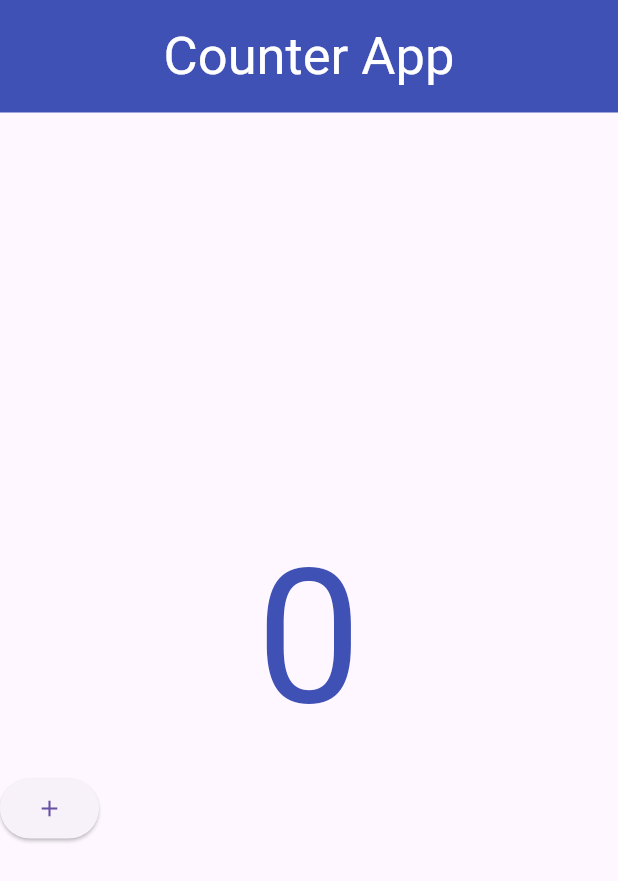
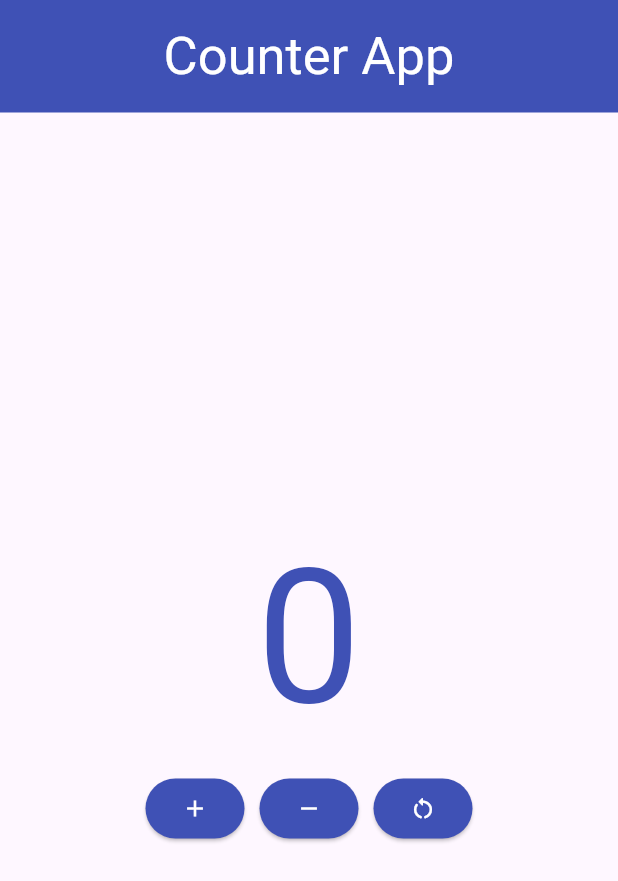
Before and after one commit to abscertainty/counter-app, a Flutter app: the screen it shows after launch, on a phone screen of 412 x 824 dp. Shown: the top 881 px of the screen. Run offline on Flutter 3.47's test engine with Material 3 defaults, Android fonts, the phone set to English and light mode, and no system bars.

Commit message:
added all the buttons (add, sub, reset) and the app is done

```diff
--- a/lib/main.dart
+++ b/lib/main.dart
@@ -54,6 +54,7 @@ class _HomePageState extends State<HomePage> {
               ),
             ),
             Row(
+              mainAxisAlignment: MainAxisAlignment.center,
               children: [
                 ElevatedButton(
                   onPressed: () {
@@ -61,8 +62,48 @@ class _HomePageState extends State<HomePage> {
                       _counter++;
                     });
                   },
+                  style: ElevatedButton.styleFrom(
+                    backgroundColor: Colors.indigo,
+                  ),
                   child: Icon(
                     Icons.add,
+                    color: Colors.white,
+                  ),
+                ),
+                SizedBox(
+                  width: 10,
+                ),
+                ElevatedButton(
+                  onPressed: () {
+                    setState(() {
+                      if (_counter > 0) {
+                        _counter--;
+                      }
+                    });
+                  },
+                  style: ElevatedButton.styleFrom(
+                    backgroundColor: Colors.indigo,
+                  ),
+                  child: Icon(
+                    Icons.remove,
+                    color: Colors.white,
+                  ),
+                ),
+                SizedBox(
+                  width: 10,
+                ),
+                ElevatedButton(
+                  onPressed: () {
+                    setState(() {
+                      _counter = 0;
+                    });
+                  },
+                  style: ElevatedButton.styleFrom(
+                    backgroundColor: Colors.indigo,
+                  ),
+                  child: Icon(
+                    Icons.restart_alt_rounded,
+                    color: Colors.white,
                   ),
                 ),
               ],
```
